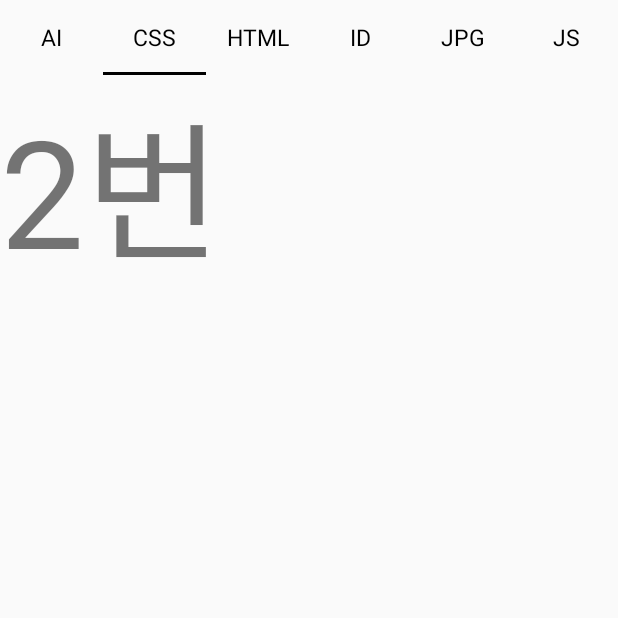
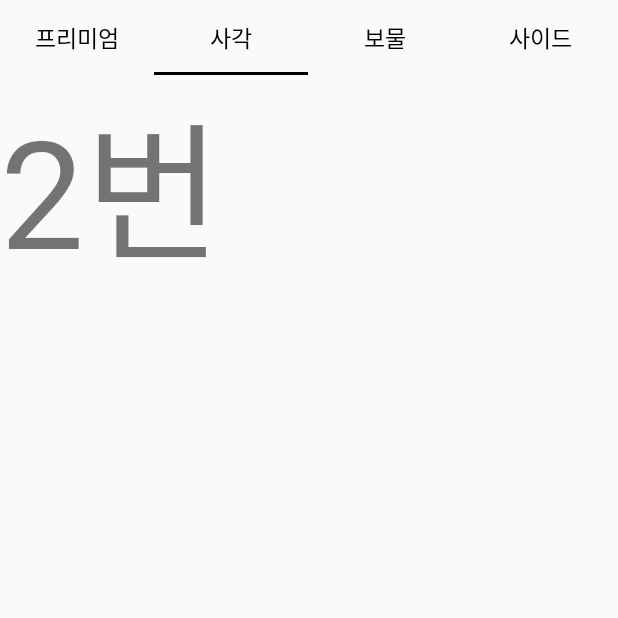
Before and after one commit to biterkim/Comin, an Android app: the LectureActivity screen opened directly, with no data from a screen before it, tab 2 chosen, on a phone screen of 412 x 824 dp, the top half of it. Run offline under Robolectric (Android 15) with nearby library versions, the phone set to English and light mode, and no system bars; our stand-ins replace Firebase (no records; nobody signed in at launch, a user with empty details on screens opened directly).

Commit message:
주석추가 및 탭 수정

```diff
--- a/app/src/main/java/com/example/comin/LectureActivity.kt
+++ b/app/src/main/java/com/example/comin/LectureActivity.kt
@@ -21,12 +21,12 @@ class LectureActivity : AppCompatActivity() {
             )
         list_viewpager.adapter = fragmentAdapter
 
-        tab_layout.addTab(tab_layout.newTab().setCustomView(createTabView("AI")))
-        tab_layout.addTab(tab_layout.newTab().setCustomView(createTabView("CSS")))
-        tab_layout.addTab(tab_layout.newTab().setCustomView(createTabView("HTML")))
-        tab_layout.addTab(tab_layout.newTab().setCustomView(createTabView("ID")))
-        tab_layout.addTab(tab_layout.newTab().setCustomView(createTabView("JPG")))
-        tab_layout.addTab(tab_layout.newTab().setCustomView(createTabView("JS")))
+        tab_layout.addTab(tab_layout.newTab().setCustomView(createTabView("프리미엄")))
+        tab_layout.addTab(tab_layout.newTab().setCustomView(createTabView("사각")))
+        tab_layout.addTab(tab_layout.newTab().setCustomView(createTabView("보물")))
+        tab_layout.addTab(tab_layout.newTab().setCustomView(createTabView("사이드")))
+//        tab_layout.addTab(tab_layout.newTab().setCustomView(createTabView("JPG")))
+//        tab_layout.addTab(tab_layout.newTab().setCustomView(createTabView("JS")))
 
         list_viewpager.addOnPageChangeListener(TabLayout.TabLayoutOnPageChangeListener(tab_layout))
 
```
